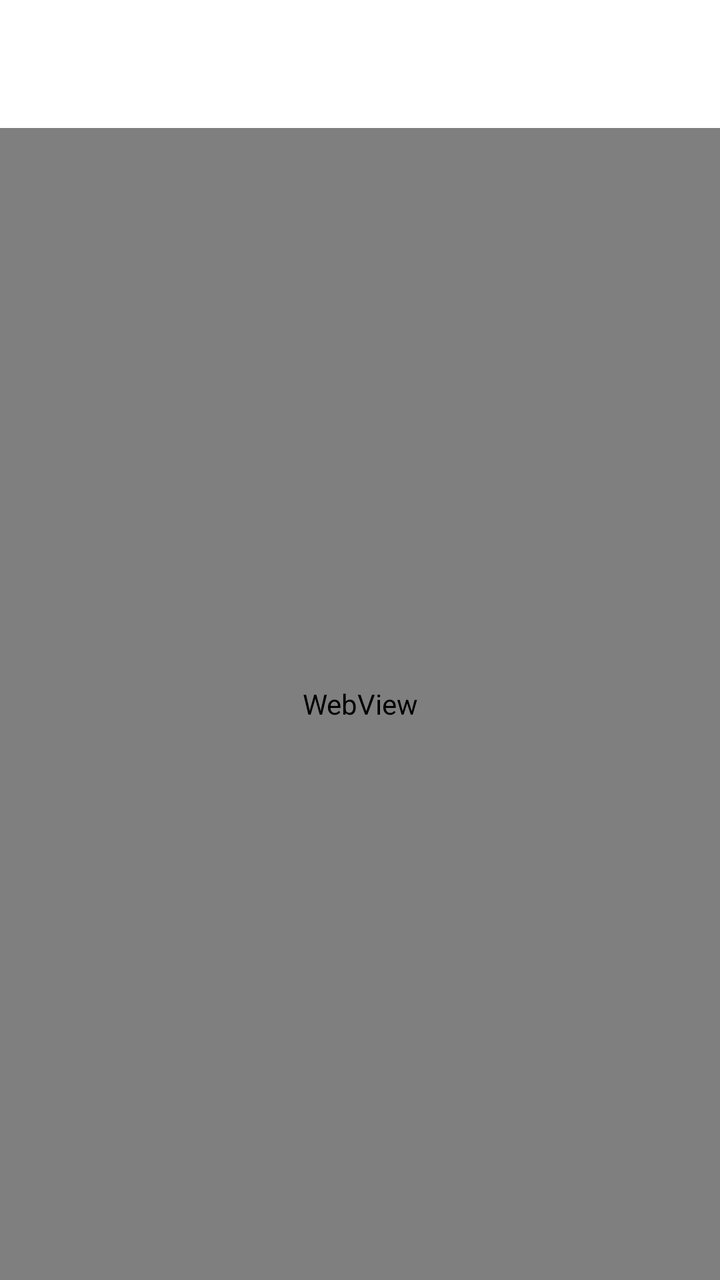
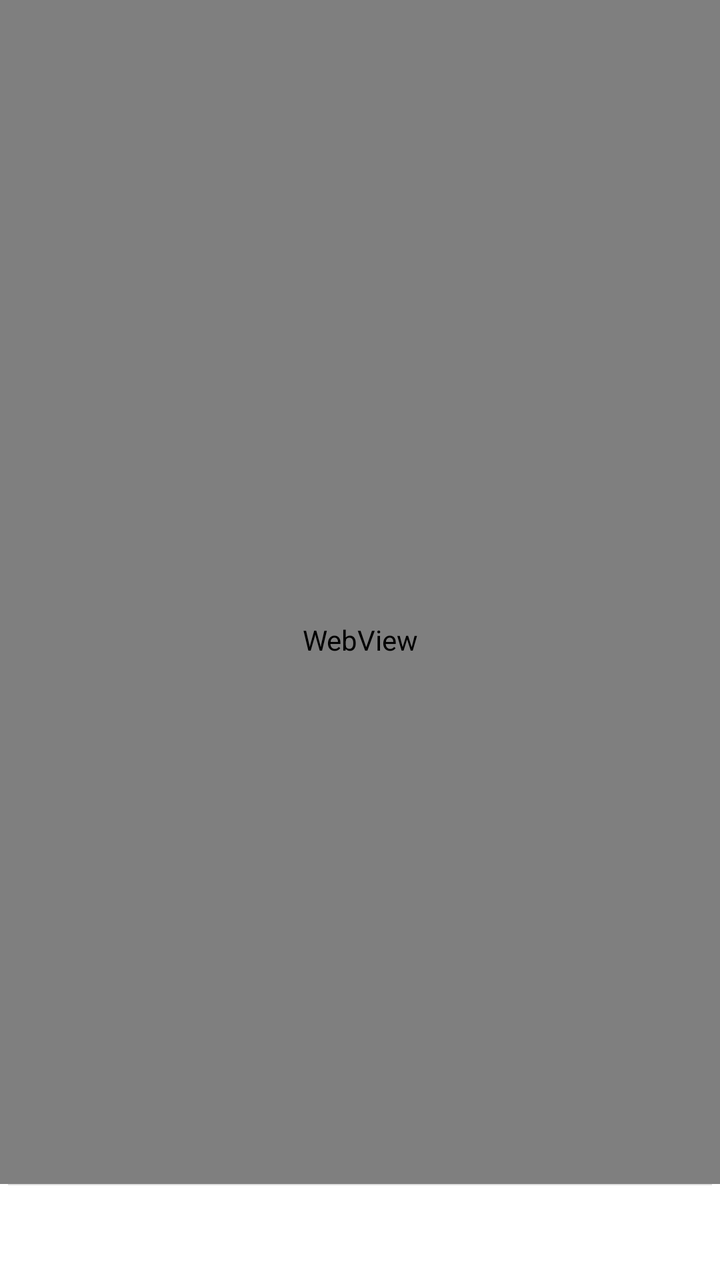

The first picture is an Android layout as it rendered before a commit; the second is the same layout after the commit. The layout source and the unified diff follow.
<!-- AndroidManifest.xml: activity theme Theme.wilin -->
<!-- res/layout/activity_browser_response.xml -->
<?xml version="1.0" encoding="utf-8"?>
<LinearLayout xmlns:android="http://schemas.android.com/apk/res/android"
    xmlns:app="http://schemas.android.com/apk/res-auto"
    android:layout_width="match_parent"
    android:layout_height="match_parent"
    android:orientation="vertical"
    android:background="@color/background">

    <com.google.android.material.appbar.AppBarLayout
        android:layout_width="match_parent"
        android:layout_height="wrap_content"
        android:background="@color/appbar_background"
        app:elevation="0dp">

        <com.google.android.material.appbar.MaterialToolbar
            android:id="@+id/toolbar"
            android:layout_width="match_parent"
            android:layout_height="?attr/actionBarSize"
            android:background="@color/appbar_background"
            app:titleTextColor="@color/text_primary"
            app:navigationIconTint="@color/icon_tint" />

    </com.google.android.material.appbar.AppBarLayout>

    <WebView
        android:id="@+id/webView"
        android:layout_width="match_parent"
        android:layout_height="match_parent" />

</LinearLayout>
<!-- resources referenced by this layout -->
<resources>
  <color name="appbar_background">#FFFFFF</color>
  <color name="background">#FFFFFF</color>
  <color name="icon_tint">#000000</color>
  <color name="text_primary">#000000</color>
  <style name="Theme.wilin" parent="Theme.Material3.DayNight.NoActionBar">
          <item name="colorPrimary">@color/colorPrimary</item>
          <item name="colorOnPrimary">@android:color/white</item>
          <item name="colorSurface">@color/surface</item>
          <item name="colorOnSurface">@color/text_primary</item>
          <item name="colorSurfaceVariant">@color/card_background</item>
          <item name="colorOnSurfaceVariant">@color/text_secondary</item>
          
          <item name="colorSurfaceContainerLow">@color/dialog_background</item>
          <item name="colorSurfaceContainerHigh">@color/dialog_background</item>
          <item name="colorSurfaceContainer">@color/dialog_background</item>
          <item name="colorControlActivated">@color/colorPrimary</item>
          <item name="colorControlHighlight">@color/ripple_color</item>
          <item name="android:colorEdgeEffect">@color/colorPrimary</item>
          <item name="android:textColorPrimary">@color/text_primary</item>
          <item name="android:textColorSecondary">@color/text_secondary</item>
          <item name="android:textColorHint">@color/text_hint</item>
          <item name="android:textCursorDrawable">@null</item>
          <item name="android:colorControlActivated">@color/cursor_color</item>
          <item name="android:statusBarColor">@color/appbar_background</item>
          <item name="android:windowLightStatusBar">true</item>
          <item name="android:navigationBarColor">@color/bottom_nav_background</item>
          <item name="android:windowBackground">@color/background</item>
      </style>
  <color name="colorPrimary">#007AFF</color>
  <color name="surface">#FFFFFF</color>
  <color name="card_background">#E6E6E6</color>
  <color name="text_secondary">#888888</color>
  <color name="dialog_background">#E6E6E6</color>
  <color name="ripple_color">#1A000000</color>
  <color name="text_hint">#AAAAAA</color>
  <color name="cursor_color">#007AFF</color>
  <color name="bottom_nav_background">#FFFFFF</color>
</resources>

<!-- the commit's change to res/layout/activity_browser_response.xml (unified diff, before → after) -->
@@ -1,30 +1,251 @@
 <?xml version="1.0" encoding="utf-8"?>
-<LinearLayout xmlns:android="http://schemas.android.com/apk/res/android"
+<androidx.coordinatorlayout.widget.CoordinatorLayout
+    xmlns:android="http://schemas.android.com/apk/res/android"
     xmlns:app="http://schemas.android.com/apk/res-auto"
     android:layout_width="match_parent"
     android:layout_height="match_parent"
-    android:orientation="vertical"
     android:background="@color/background">
 
-    <com.google.android.material.appbar.AppBarLayout
-        android:layout_width="match_parent"
-        android:layout_height="wrap_content"
-        android:background="@color/appbar_background"
-        app:elevation="0dp">
-
-        <com.google.android.material.appbar.MaterialToolbar
-            android:id="@+id/toolbar"
-            android:layout_width="match_parent"
-            android:layout_height="?attr/actionBarSize"
-            android:background="@color/appbar_background"
-            app:titleTextColor="@color/text_primary"
-            app:navigationIconTint="@color/icon_tint" />
-
-    </com.google.android.material.appbar.AppBarLayout>
-
+    
     <WebView
         android:id="@+id/webView"
         android:layout_width="match_parent"
         android:layout_height="match_parent" />
 
-</LinearLayout>
+    
+    <View
+        android:id="@+id/progressBar"
+        android:layout_width="0dp"
+        android:layout_height="2dp"
+        android:background="@color/colorPrimary"
+        android:layout_gravity="top"
+        android:visibility="gone" />
+
+    
+    <LinearLayout
+        android:id="@+id/bottomBar"
+        android:layout_width="match_parent"
+        android:layout_height="48dp"
+        android:layout_gravity="bottom"
+        android:background="@color/appbar_background"
+        android:orientation="horizontal"
+        android:gravity="center_vertical"
+        android:paddingStart="4dp"
+        android:paddingEnd="4dp">
+
+        
+        <View
+            android:layout_width="match_parent"
+            android:layout_height="0.5dp"
+            android:background="@color/divider"
+            android:layout_gravity="top" />
+
+        
+        <ImageView
+            android:id="@+id/btnBack"
+            android:layout_width="40dp"
+            android:layout_height="40dp"
+            android:padding="8dp"
+            android:background="?attr/selectableItemBackgroundBorderless"
+            android:clickable="true"
+            android:focusable="true" />
+
+        
+        <ImageView
+            android:id="@+id/btnForward"
+            android:layout_width="40dp"
+            android:layout_height="40dp"
+            android:padding="8dp"
+            android:background="?attr/selectableItemBackgroundBorderless"
+            android:clickable="true"
+            android:focusable="true" />
+
+        
+        <LinearLayout
+            android:id="@+id/urlBar"
+            android:layout_width="0dp"
+            android:layout_height="32dp"
+            android:layout_weight="1"
+            android:layout_marginStart="4dp"
+            android:layout_marginEnd="4dp"
+            android:background="@color/card_background"
+            android:orientation="horizontal"
+            android:gravity="center_vertical"
+            android:paddingStart="8dp"
+            android:paddingEnd="8dp"
+            android:clickable="true"
+            android:focusable="true">
+
+            <ImageView
+                android:id="@+id/faviconImg"
+                android:layout_width="16dp"
+                android:layout_height="16dp"
+                android:layout_marginEnd="6dp" />
+
+            <ImageView
+                android:id="@+id/lockIcon"
+                android:layout_width="12dp"
+                android:layout_height="12dp"
+                android:layout_marginEnd="4dp" />
+
+            <TextView
+                android:id="@+id/urlText"
+                android:layout_width="0dp"
+                android:layout_height="wrap_content"
+                android:layout_weight="1"
+                android:textSize="13sp"
+                android:textColor="@color/text_primary"
+                android:maxLines="1"
+                android:ellipsize="end"
+                android:hint="@string/search_hint"
+                android:textColorHint="@color/text_hint" />
+
+            
+            <ImageView
+                android:id="@+id/btnReload"
+                android:layout_width="20dp"
+                android:layout_height="20dp"
+                android:layout_marginStart="4dp"
+                android:background="?attr/selectableItemBackgroundBorderless"
+                android:clickable="true"
+                android:focusable="true" />
+
+        </LinearLayout>
+
+        
+        <FrameLayout
+            android:id="@+id/btnTabs"
+            android:layout_width="40dp"
+            android:layout_height="40dp"
+            android:background="?attr/selectableItemBackgroundBorderless"
+            android:clickable="true"
+            android:focusable="true"
+            android:gravity="center">
+
+            <ImageView
+                android:id="@+id/tabsIcon"
+                android:layout_width="24dp"
+                android:layout_height="24dp"
+                android:layout_gravity="center"
+                android:padding="0dp" />
+
+            <TextView
+                android:id="@+id/tabsCount"
+                android:layout_width="14dp"
+                android:layout_height="14dp"
+                android:layout_gravity="top|end"
+                android:layout_marginTop="4dp"
+                android:layout_marginEnd="4dp"
+                android:background="@color/colorPrimary"
+                android:textColor="#FFFFFF"
+                android:textSize="8sp"
+                android:gravity="center"
+                android:visibility="gone" />
+
+        </FrameLayout>
+
+        
+        <ImageView
+            android:id="@+id/btnMore"
+            android:layout_width="40dp"
+            android:layout_height="40dp"
+            android:padding="8dp"
+            android:background="?attr/selectableItemBackgroundBorderless"
+            android:clickable="true"
+            android:focusable="true" />
+
+    </LinearLayout>
+
+    
+    <LinearLayout
+        android:id="@+id/searchModal"
+        android:layout_width="match_parent"
+        android:layout_height="match_parent"
+        android:orientation="vertical"
+        android:gravity="bottom"
+        android:visibility="gone"
+        android:background="#80000000">
+
+        <LinearLayout
+            android:layout_width="match_parent"
+            android:layout_height="wrap_content"
+            android:orientation="vertical"
+            android:background="@color/appbar_background"
+            android:paddingTop="8dp"
+            android:paddingBottom="16dp">
+
+            
+            <View
+                android:layout_width="36dp"
+                android:layout_height="4dp"
+                android:layout_gravity="center_horizontal"
+                android:layout_marginBottom="8dp"
+                android:background="@color/divider" />
+
+            
+            <LinearLayout
+                android:layout_width="match_parent"
+                android:layout_height="44dp"
+                android:layout_marginStart="16dp"
+                android:layout_marginEnd="16dp"
+                android:background="@color/card_background"
+                android:orientation="horizontal"
+                android:gravity="center_vertical"
+                android:paddingStart="12dp"
+                android:paddingEnd="8dp">
+
+                <ImageView
+                    android:id="@+id/modalSearchIcon"
+                    android:layout_width="20dp"
+                    android:layout_height="20dp"
+                    android:layout_marginEnd="8dp" />
+
+                <EditText
+                    android:id="@+id/modalSearchInput"
+                    android:layout_width="0dp"
+                    android:layout_height="match_parent"
+                    android:layout_weight="1"
+                    android:background="@null"
+                    android:textSize="15sp"
+                    android:textColor="@color/text_primary"
+                    android:textColorHint="@color/text_hint"
+                    android:hint="@string/search_hint"
+                    android:inputType="textUri"
+                    android:imeOptions="actionGo"
+                    android:maxLines="1"
+                    android:singleLine="true" />
+
+                <ImageView
+                    android:id="@+id/modalClearBtn"
+                    android:layout_width="20dp"
+                    android:layout_height="20dp"
+                    android:layout_marginStart="4dp"
+                    android:background="?attr/selectableItemBackgroundBorderless"
+                    android:visibility="gone" />
+
+            </LinearLayout>
+
+            
+            <TextView
+                android:id="@+id/modalHistoryLabel"
+                android:layout_width="match_parent"
+                android:layout_height="wrap_content"
+                android:layout_marginStart="16dp"
+                android:layout_marginTop="12dp"
+                android:layout_marginBottom="4dp"
+                android:text="@string/recent"
+                android:textSize="12sp"
+                android:textColor="@color/text_secondary" />
+
+            <androidx.recyclerview.widget.RecyclerView
+                android:id="@+id/modalHistoryList"
+                android:layout_width="match_parent"
+                android:layout_height="wrap_content"
+                android:maxHeight="240dp"
+                android:nestedScrollingEnabled="false" />
+
+        </LinearLayout>
+
+    </LinearLayout>
+
+</androidx.coordinatorlayout.widget.CoordinatorLayout>
<!-- resource entries referenced after the edit -->
@@ -2,7 +2,6 @@
 <resources>
   <color name="appbar_background">#FFFFFF</color>
   <color name="background">#FFFFFF</color>
-  <color name="icon_tint">#000000</color>
   <color name="text_primary">#000000</color>
   <style name="Theme.wilin" parent="Theme.Material3.DayNight.NoActionBar">
           <item name="colorPrimary">@color/colorPrimary</item>
@@ -29,9 +28,12 @@
           <item name="android:windowBackground">@color/background</item>
       </style>
   <color name="colorPrimary">#007AFF</color>
+  <color name="divider">#E0E0E0</color>
   <color name="surface">#FFFFFF</color>
   <color name="card_background">#E6E6E6</color>
   <color name="text_secondary">#888888</color>
+  <string name="recent">Recente</string>
+  <string name="search_hint">Pesquisar ou introduzir URL…</string>
   <color name="dialog_background">#E6E6E6</color>
   <color name="ripple_color">#1A000000</color>
   <color name="text_hint">#AAAAAA</color>
